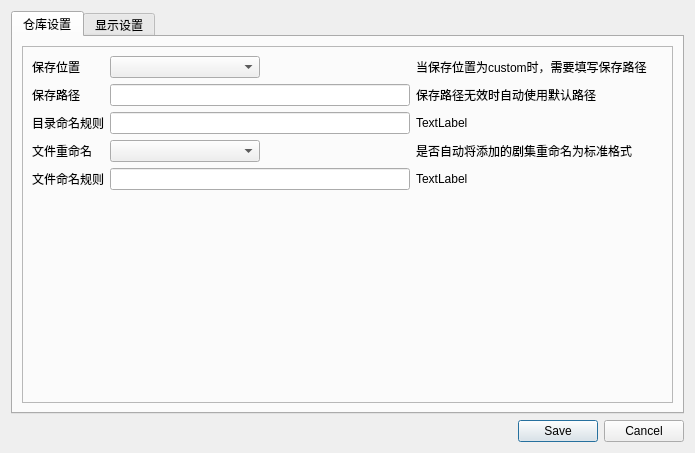
The window that ui/ui_setting_dialog.ui (Reilkay/MTA-Warehouse) describes before a commit, drawn with Qt 5.
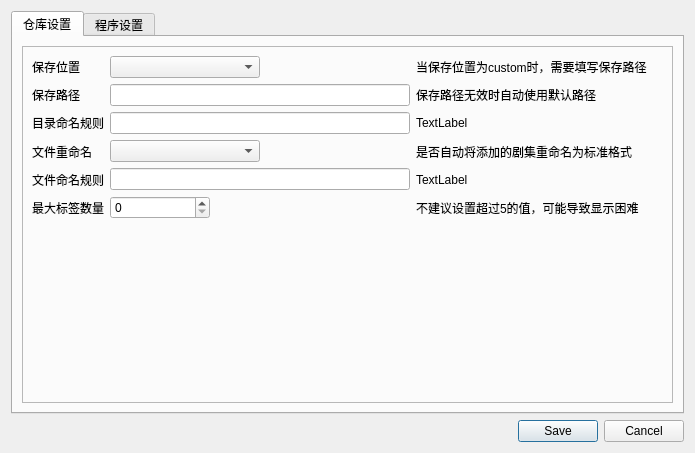
The same window after the commit. Icons and pictures are not drawn.

The edit to the form file:
```diff
--- a/ui/ui_setting_dialog.ui
+++ b/ui/ui_setting_dialog.ui
@@ -56,19 +56,6 @@
           <enum>QFrame::Raised</enum>
          </property>
          <layout class="QGridLayout" name="gridLayout_2">
-          <item row="2" column="0">
-           <spacer name="verticalSpacer">
-            <property name="orientation">
-             <enum>Qt::Vertical</enum>
-            </property>
-            <property name="sizeHint" stdset="0">
-             <size>
-              <width>20</width>
-              <height>40</height>
-             </size>
-            </property>
-           </spacer>
-          </item>
           <item row="1" column="0">
            <layout class="QHBoxLayout" name="horizontalLayout">
             <item>
@@ -135,6 +122,13 @@
                 </property>
                </widget>
               </item>
+              <item>
+               <widget class="QLabel" name="label_11">
+                <property name="text">
+                 <string>最大标签数量</string>
+                </property>
+               </widget>
+              </item>
              </layout>
             </item>
             <item>
@@ -213,6 +207,28 @@
                 </property>
                </widget>
               </item>
+              <item>
+               <widget class="QSpinBox" name="max_tags">
+                <property name="sizePolicy">
+                 <sizepolicy hsizetype="Fixed" vsizetype="Fixed">
+                  <horstretch>0</horstretch>
+                  <verstretch>0</verstretch>
+                 </sizepolicy>
+                </property>
+                <property name="minimumSize">
+                 <size>
+                  <width>100</width>
+                  <height>0</height>
+                 </size>
+                </property>
+                <property name="maximumSize">
+                 <size>
+                  <width>100</width>
+                  <height>16777215</height>
+                 </size>
+                </property>
+               </widget>
+              </item>
              </layout>
             </item>
             <item>
@@ -252,6 +268,13 @@
                 </property>
                </widget>
               </item>
+              <item>
+               <widget class="QLabel" name="label_12">
+                <property name="text">
+                 <string>不建议设置超过5的值，可能导致显示困难</string>
+                </property>
+               </widget>
+              </item>
              </layout>
             </item>
             <item>
@@ -269,6 +292,19 @@
             </item>
            </layout>
           </item>
+          <item row="4" column="0">
+           <spacer name="verticalSpacer">
+            <property name="orientation">
+             <enum>Qt::Vertical</enum>
+            </property>
+            <property name="sizeHint" stdset="0">
+             <size>
+              <width>20</width>
+              <height>40</height>
+             </size>
+            </property>
+           </spacer>
+          </item>
          </layout>
         </widget>
        </item>
@@ -276,7 +312,7 @@
      </widget>
      <widget class="QWidget" name="tab_2">
       <attribute name="title">
-       <string>显示设置</string>
+       <string>程序设置</string>
       </attribute>
      </widget>
     </widget>
```
Left out of the diff: 2 changed lines with no effect on the pictures.
